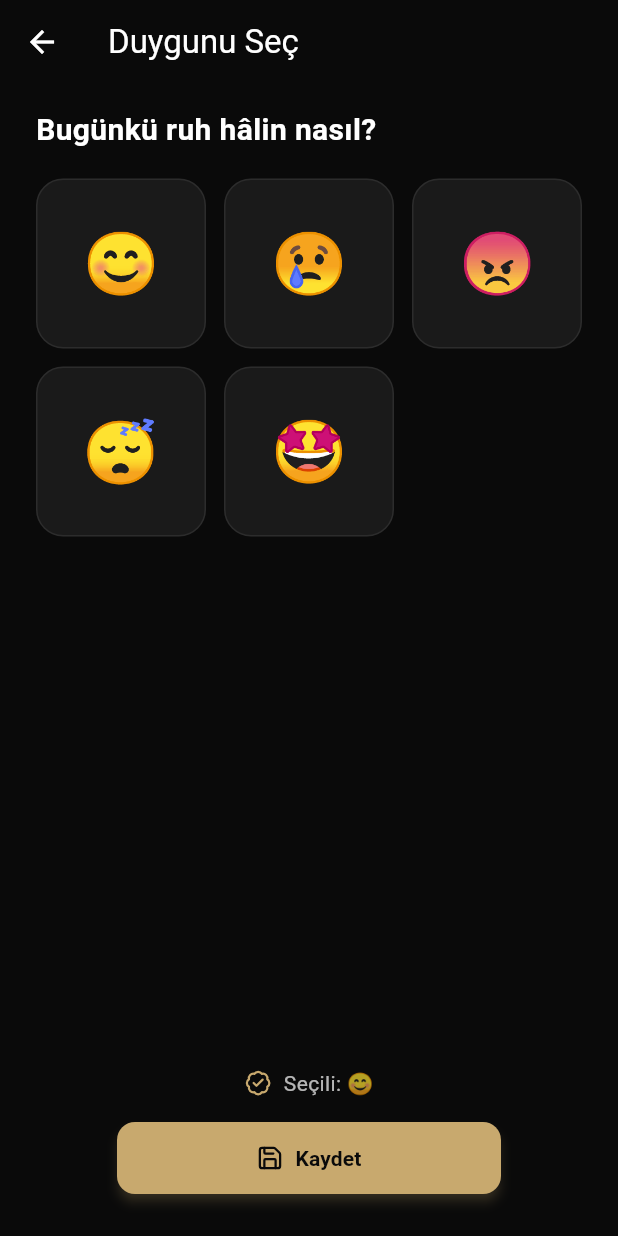
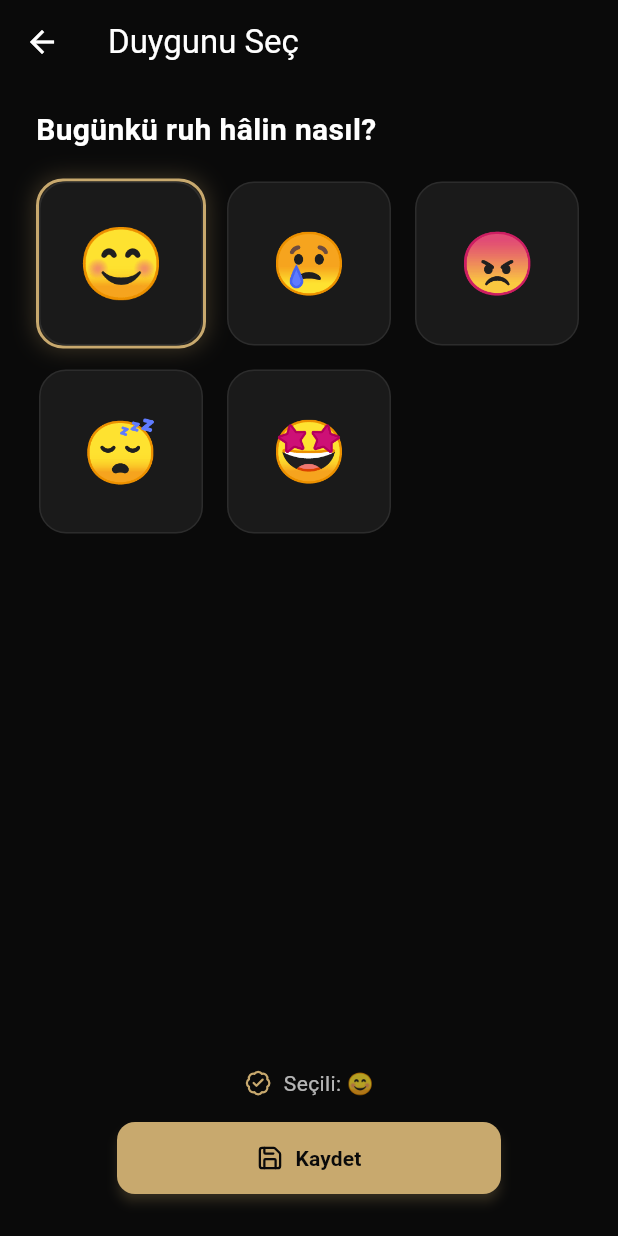
Before and after one commit to AbdullahSaitAvci/ai-gunluk, a Flutter app: the MoodScreen screen opened by its route, on a phone screen of 412 x 824 dp. Run offline on Flutter 3.47's test engine with Material 3 defaults, Android fonts, the phone set to English and light mode, and no system bars; our stand-ins replace flutter_riverpod, lucide_icons_flutter, table_calendar.

Commit message:
feat: highlight selected mood and prevent duplicate saves with loading state

```diff
--- a/mobile/lib/screens/mood_screen.dart
+++ b/mobile/lib/screens/mood_screen.dart
@@ -7,17 +7,22 @@ import 'package:mobile/services/api_service.dart';
 import 'package:mobile/widgets/primary_button.dart';
 import 'package:mobile/widgets/section_card.dart';
 
-class MoodScreen extends ConsumerWidget {
+class MoodScreen extends ConsumerStatefulWidget {
   const MoodScreen({super.key});
 
   static const routeName = '/mood';
 
   @override
-  Widget build(BuildContext context, WidgetRef ref) {
-    final selectedMood = ref.watch(selectedMoodProvider);
-    const moods = ['😊', '😢', '😠', '😴', '🤩'];
+  ConsumerState<MoodScreen> createState() => _MoodScreenState();
+}
 
-    void save() {
+class _MoodScreenState extends ConsumerState<MoodScreen> {
+  bool _isSaving = false;
+
+  void _save() {
+    if (_isSaving) return;
+    setState(() => _isSaving = true);
+
     final question = ref.read(mockQuestionProvider).value ?? '';
     final rawText = ref.read(entryTextProvider);
     final enrichedText = ref.read(enrichedTextProvider).value ?? rawText;
@@ -25,8 +30,17 @@ class MoodScreen extends ConsumerWidget {
     final mood = ref.read(selectedMoodProvider);
 
     ApiService.saveEntry(question, rawText, enrichedText, tone, mood)
-          .whenComplete(() => Navigator.pushNamed(context, SuccessScreen.routeName));
+        .whenComplete(() {
+      if (mounted) {
+        Navigator.pushNamed(context, SuccessScreen.routeName);
       }
+    });
+  }
+
+  @override
+  Widget build(BuildContext context) {
+    final selectedMood = ref.watch(selectedMoodProvider);
+    const moods = ['😊', '😢', '😠', '😴', '🤩'];
 
     return Scaffold(
       appBar: AppBar(title: const Text('Duygunu Seç')),
@@ -43,19 +57,41 @@ class MoodScreen extends ConsumerWidget {
                   crossAxisCount: 3,
                   crossAxisSpacing: 12,
                   mainAxisSpacing: 12,
-                  children: moods
-                      .map(
-                        (mood) => InkWell(
+                  children: moods.map((mood) {
+                    final isSelected = mood == selectedMood;
+                    return InkWell(
                       onTap: () => ref.read(selectedMoodProvider.notifier).state = mood,
                       borderRadius: BorderRadius.circular(18),
+                      child: AnimatedContainer(
+                        duration: const Duration(milliseconds: 150),
+                        decoration: BoxDecoration(
+                          borderRadius: BorderRadius.circular(18),
+                          border: Border.all(
+                            color: isSelected ? const Color(0xFFC8A96E) : Colors.transparent,
+                            width: 2,
+                          ),
+                          boxShadow: isSelected
+                              ? [
+                                  BoxShadow(
+                                    color: const Color(0xFFC8A96E).withOpacity(0.25),
+                                    blurRadius: 12,
+                                    spreadRadius: 1,
+                                  ),
+                                ]
+                              : [],
+                        ),
                         child: SectionCard(
                           child: Center(
+                            child: AnimatedScale(
+                              scale: isSelected ? 1.15 : 1.0,
+                              duration: const Duration(milliseconds: 150),
                               child: Text(mood, style: const TextStyle(fontSize: 40)),
                             ),
                           ),
                         ),
-                      )
-                      .toList(),
+                      ),
+                    );
+                  }).toList(),
                 ),
               ),
               Row(
@@ -68,9 +104,9 @@ class MoodScreen extends ConsumerWidget {
               ),
               const SizedBox(height: 16),
               PrimaryButton(
-                label: 'Kaydet',
-                icon: LucideIcons.save,
-                onPressed: save,
+                label: _isSaving ? 'Kaydediliyor...' : 'Kaydet',
+                icon: _isSaving ? null : LucideIcons.save,
+                onPressed: _isSaving ? null : _save,
               ),
             ],
           ),
```
Lines whose indentation alone changed are shown as unchanged.
